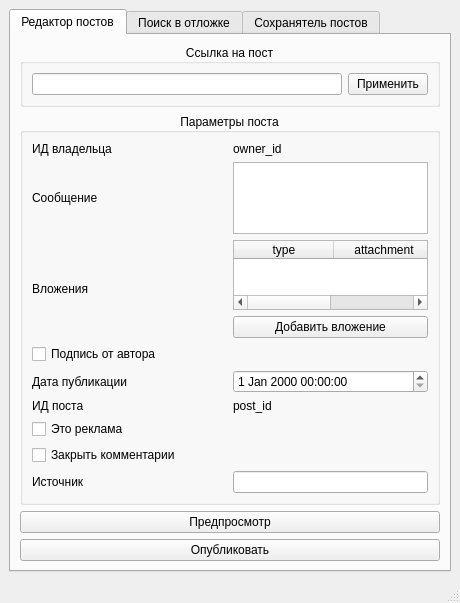
Old version of the form design.ui in the repository Atronar/VKStuff.
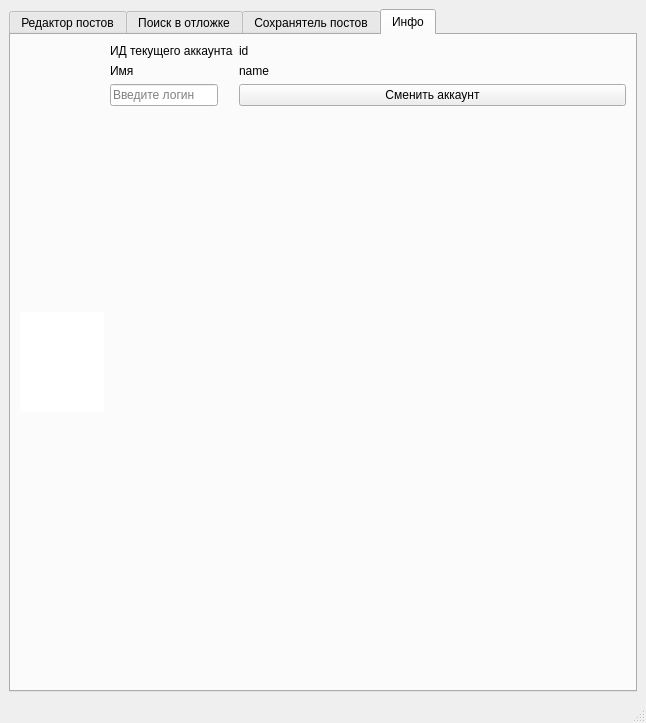
New version of the form.

Commit message: Добавление информационной вкладки с авторизацией, показ ид автора поста из отложки

```diff
--- a/design.ui
+++ b/design.ui
@@ -6,8 +6,8 @@
    <rect>
     <x>0</x>
     <y>0</y>
-    <width>460</width>
-    <height>586</height>
+    <width>646</width>
+    <height>723</height>
    </rect>
   </property>
   <property name="windowTitle">
@@ -18,7 +18,7 @@
     <item>
      <widget class="QTabWidget" name="tabWidget">
       <property name="currentIndex">
-       <number>0</number>
+       <number>3</number>
       </property>
       <widget class="QWidget" name="tab_vkeditor">
        <attribute name="title">
@@ -82,6 +82,9 @@
            </item>
            <item>
             <layout class="QHBoxLayout" name="vked_messageLayout">
+             <property name="spacing">
+              <number>25</number>
+             </property>
              <item>
               <widget class="QLabel" name="vked_messageLabel">
                <property name="toolTip">
@@ -95,7 +98,7 @@
              <item>
               <widget class="QTextEdit" name="vked_message">
                <property name="sizePolicy">
-                <sizepolicy hsizetype="Ignored" vsizetype="Preferred">
+                <sizepolicy hsizetype="Expanding" vsizetype="Preferred">
                  <horstretch>0</horstretch>
                  <verstretch>0</verstretch>
                 </sizepolicy>
@@ -115,8 +118,23 @@
            </item>
            <item>
             <layout class="QHBoxLayout" name="vked_attachmentsLayout">
+             <property name="spacing">
+              <number>34</number>
+             </property>
+             <property name="sizeConstraint">
+              <enum>QLayout::SetDefaultConstraint</enum>
+             </property>
+             <property name="rightMargin">
+              <number>0</number>
+             </property>
              <item>
               <widget class="QLabel" name="vked_attachmenntsLabel">
+               <property name="sizePolicy">
+                <sizepolicy hsizetype="Preferred" vsizetype="Preferred">
+                 <horstretch>0</horstretch>
+                 <verstretch>0</verstretch>
+                </sizepolicy>
+               </property>
                <property name="toolTip">
                 <string>attachments</string>
                </property>
@@ -130,7 +148,7 @@
                <item>
                 <widget class="QTableWidget" name="vked_attachments">
                  <property name="sizePolicy">
-                  <sizepolicy hsizetype="Ignored" vsizetype="Preferred">
+                  <sizepolicy hsizetype="Expanding" vsizetype="Preferred">
                    <horstretch>0</horstretch>
                    <verstretch>0</verstretch>
                   </sizepolicy>
@@ -524,6 +542,136 @@
         </item>
        </layout>
       </widget>
+      <widget class="QWidget" name="tab_info">
+       <property name="sizePolicy">
+        <sizepolicy hsizetype="Preferred" vsizetype="Preferred">
+         <horstretch>0</horstretch>
+         <verstretch>0</verstretch>
+        </sizepolicy>
+       </property>
+       <attribute name="title">
+        <string>Инфо</string>
+       </attribute>
+       <layout class="QVBoxLayout" name="verticalLayout_8">
+        <item>
+         <layout class="QHBoxLayout" name="info_1_hor">
+          <property name="sizeConstraint">
+           <enum>QLayout::SetDefaultConstraint</enum>
+          </property>
+          <property name="leftMargin">
+           <number>0</number>
+          </property>
+          <property name="topMargin">
+           <number>0</number>
+          </property>
+          <property name="bottomMargin">
+           <number>0</number>
+          </property>
+          <item>
+           <widget class="QGraphicsView" name="info_ava">
+            <property name="sizePolicy">
+             <sizepolicy hsizetype="Fixed" vsizetype="Fixed">
+              <horstretch>0</horstretch>
+              <verstretch>0</verstretch>
+             </sizepolicy>
+            </property>
+            <property name="maximumSize">
+             <size>
+              <width>100</width>
+              <height>100</height>
+             </size>
+            </property>
+            <property name="sizeIncrement">
+             <size>
+              <width>0</width>
+              <height>0</height>
+             </size>
+            </property>
+            <property name="layoutDirection">
+             <enum>Qt::LeftToRight</enum>
+            </property>
+            <property name="frameShape">
+             <enum>QFrame::NoFrame</enum>
+            </property>
+            <property name="frameShadow">
+             <enum>QFrame::Sunken</enum>
+            </property>
+            <property name="lineWidth">
+             <number>1</number>
+            </property>
+            <property name="verticalScrollBarPolicy">
+             <enum>Qt::ScrollBarAlwaysOff</enum>
+            </property>
+            <property name="horizontalScrollBarPolicy">
+             <enum>Qt::ScrollBarAlwaysOff</enum>
+            </property>
+            <property name="sizeAdjustPolicy">
+             <enum>QAbstractScrollArea::AdjustToContents</enum>
+            </property>
+            <property name="alignment">
+             <set>Qt::AlignHCenter|Qt::AlignTop</set>
+            </property>
+            <property name="transformationAnchor">
+             <enum>QGraphicsView::AnchorViewCenter</enum>
+            </property>
+           </widget>
+          </item>
+          <item>
+           <layout class="QFormLayout" name="info_1_form">
+            <item row="0" column="0">
+             <widget class="QLabel" name="info_1_id_label">
+              <property name="text">
+               <string>ИД текущего аккаунта</string>
+              </property>
+             </widget>
+            </item>
+            <item row="0" column="1">
+             <widget class="QLabel" name="info_1_id">
+              <property name="text">
+               <string>id</string>
+              </property>
+             </widget>
+            </item>
+            <item row="1" column="0">
+             <widget class="QLabel" name="info_1_name_label">
+              <property name="text">
+               <string>Имя</string>
+              </property>
+             </widget>
+            </item>
+            <item row="1" column="1">
+             <widget class="QLabel" name="info_1_name">
+              <property name="text">
+               <string>name</string>
+              </property>
+             </widget>
+            </item>
+            <item row="2" column="0">
+             <widget class="QLineEdit" name="info_1_auth_lineEdit">
+              <property name="placeholderText">
+               <string>Введите логин</string>
+              </property>
+             </widget>
+            </item>
+            <item row="2" column="1">
+             <widget class="QPushButton" name="info_1_auth_pushButton">
+              <property name="sizePolicy">
+               <sizepolicy hsizetype="Preferred" vsizetype="Preferred">
+                <horstretch>0</horstretch>
+                <verstretch>0</verstretch>
+               </sizepolicy>
+              </property>
+              <property name="text">
+               <string>Сменить аккаунт</string>
+              </property>
+             </widget>
+            </item>
+           </layout>
+          </item>
+         </layout>
+        </item>
+       </layout>
+      </widget>
      </widget>
     </item>
    </layout>
```
Left out of the diff: 7 changed lines with no effect on the pictures. The commit also changes 2 other files.
